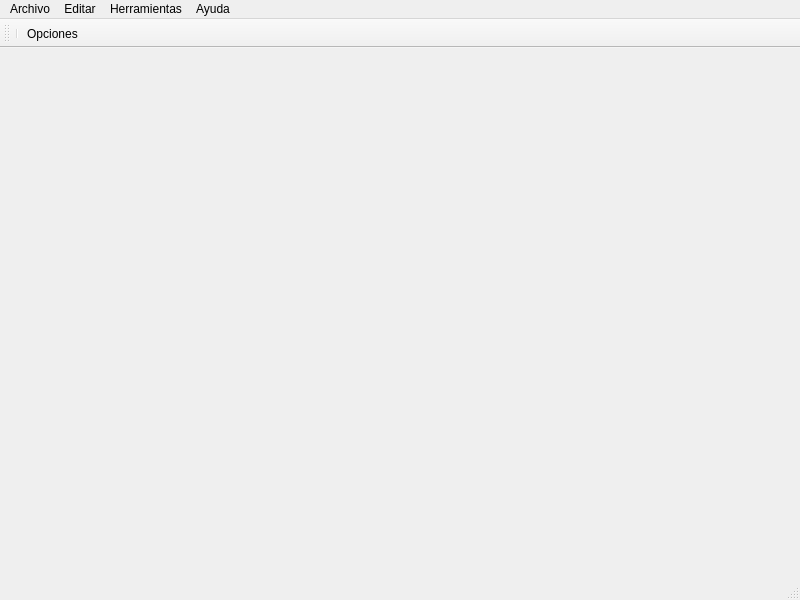
WalterCM/QuizMan, file resources/ui/MainWindow.ui: the form before one commit.
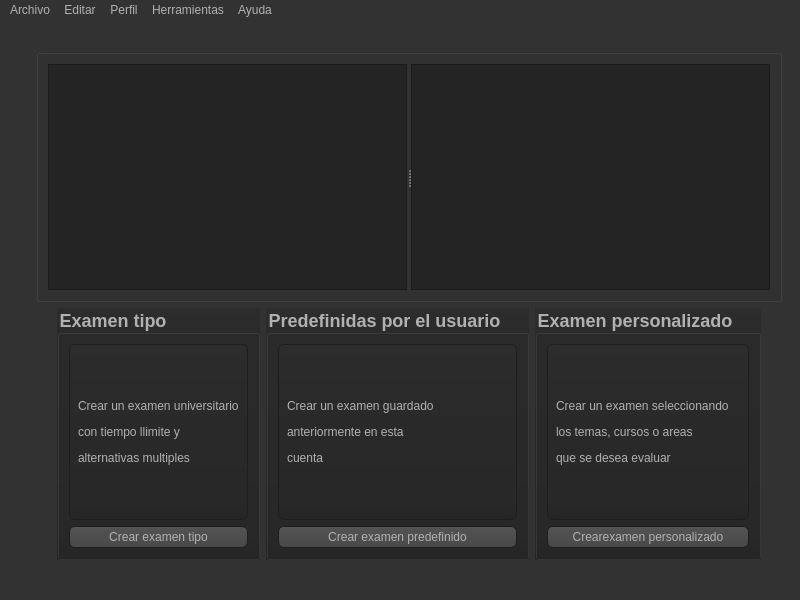
The form after the commit. Icons and pictures are not drawn.

Commit message: Changed the ui style and added question class

Diff of the .ui file:
```diff
--- a/resources/ui/MainWindow.ui
+++ b/resources/ui/MainWindow.ui
@@ -16,7 +16,691 @@
   <property name="autoFillBackground">
    <bool>false</bool>
   </property>
-  <widget class="QWidget" name="centralwidget"/>
+  <property name="styleSheet">
+   <string notr="true">QToolTip
+{
+     border: 1px solid black;
+     background-color: #ffa02f;
+     padding: 1px;
+     border-radius: 3px;
+     opacity: 100;
+}
+
+QWidget
+{
+    color: #b1b1b1;
+    background-color: #323232;
+}
+
+QWidget:item:hover
+{
+    background-color: QLinearGradient( x1: 0, y1: 0, x2: 0, y2: 1, stop: 0 #ffa02f, stop: 1 #ca0619);
+    color: #000000;
+}
+
+QWidget:item:selected
+{
+    background-color: QLinearGradient( x1: 0, y1: 0, x2: 0, y2: 1, stop: 0 #ffa02f, stop: 1 #d7801a);
+}
+
+QMenuBar::item
+{
+    background: transparent;
+}
+
+QMenuBar::item:selected
+{
+    background: transparent;
+    border: 1px solid #ffaa00;
+}
+
+QMenuBar::item:pressed
+{
+    background: #444;
+    border: 1px solid #000;
+    background-color: QLinearGradient(
+        x1:0, y1:0,
+        x2:0, y2:1,
+        stop:1 #212121,
+        stop:0.4 #343434/*,
+        stop:0.2 #343434,
+        stop:0.1 #ffaa00*/
+    );
+    margin-bottom:-1px;
+    padding-bottom:1px;
+}
+
+QMenu
+{
+    border: 1px solid #000;
+}
+
+QMenu::item
+{
+    padding: 2px 20px 2px 20px;
+}
+
+QMenu::item:selected
+{
+    color: #000000;
+}
+
+QWidget:disabled
+{
+    color: #404040;
+    background-color: #323232;
+}
+
+QAbstractItemView
+{
+    background-color: QLinearGradient( x1: 0, y1: 0, x2: 0, y2: 1, stop: 0 #4d4d4d, stop: 0.1 #646464, stop: 1 #5d5d5d);
+}
+
+QWidget:focus
+{
+    /*border: 2px solid QLinearGradient( x1: 0, y1: 0, x2: 0, y2: 1, stop: 0 #ffa02f, stop: 1 #d7801a);*/
+}
+
+QLineEdit
+{
+    background-color: QLinearGradient( x1: 0, y1: 0, x2: 0, y2: 1, stop: 0 #4d4d4d, stop: 0 #646464, stop: 1 #5d5d5d);
+    padding: 1px;
+    border-style: solid;
+    border: 1px solid #1e1e1e;
+    border-radius: 5;
+}
+
+QPushButton
+{
+    color: #b1b1b1;
+    background-color: QLinearGradient( x1: 0, y1: 0, x2: 0, y2: 1, stop: 0 #565656, stop: 0.1 #525252, stop: 0.5 #4e4e4e, stop: 0.9 #4a4a4a, stop: 1 #464646);
+    border-width: 1px;
+    border-color: #1e1e1e;
+    border-style: solid;
+    border-radius: 6;
+    padding: 3px;
+    font-size: 12px;
+    padding-left: 5px;
+    padding-right: 5px;
+}
+
+QPushButton:pressed
+{
+    background-color: QLinearGradient( x1: 0, y1: 0, x2: 0, y2: 1, stop: 0 #2d2d2d, stop: 0.1 #2b2b2b, stop: 0.5 #292929, stop: 0.9 #282828, stop: 1 #252525);
+}
+
+QComboBox
+{
+    selection-background-color: #ffaa00;
+    background-color: QLinearGradient( x1: 0, y1: 0, x2: 0, y2: 1, stop: 0 #565656, stop: 0.1 #525252, stop: 0.5 #4e4e4e, stop: 0.9 #4a4a4a, stop: 1 #464646);
+    border-style: solid;
+    border: 1px solid #1e1e1e;
+    border-radius: 5;
+}
+
+QComboBox:hover,QPushButton:hover
+{
+    border: 2px solid QLinearGradient( x1: 0, y1: 0, x2: 0, y2: 1, stop: 0 #ffa02f, stop: 1 #d7801a);
+}
+
+QComboBox:on
+{
+    padding-top: 3px;
+    padding-left: 4px;
+    background-color: QLinearGradient( x1: 0, y1: 0, x2: 0, y2: 1, stop: 0 #2d2d2d, stop: 0.1 #2b2b2b, stop: 0.5 #292929, stop: 0.9 #282828, stop: 1 #252525);
+    selection-background-color: #ffaa00;
+}
+
+QComboBox QAbstractItemView
+{
+    border: 2px solid darkgray;
+    selection-background-color: QLinearGradient( x1: 0, y1: 0, x2: 0, y2: 1, stop: 0 #ffa02f, stop: 1 #d7801a);
+}
+
+QComboBox::drop-down
+{
+     subcontrol-origin: padding;
+     subcontrol-position: top right;
+     width: 15px;
+
+     border-left-width: 0px;
+     border-left-color: darkgray;
+     border-left-style: solid; /* just a single line */
+     border-top-right-radius: 3px; /* same radius as the QComboBox */
+     border-bottom-right-radius: 3px;
+ }
+
+QComboBox::down-arrow
+{
+     image: url(:/down_arrow.png);
+}
+
+QGroupBox:focus
+{
+border: 2px solid QLinearGradient( x1: 0, y1: 0, x2: 0, y2: 1, stop: 0 #ffa02f, stop: 1 #d7801a);
+}
+
+QTextEdit:focus
+{
+    border: 2px solid QLinearGradient( x1: 0, y1: 0, x2: 0, y2: 1, stop: 0 #ffa02f, stop: 1 #d7801a);
+}
+
+QScrollBar:horizontal {
+     border: 1px solid #222222;
+     background: QLinearGradient( x1: 0, y1: 0, x2: 0, y2: 1, stop: 0.0 #121212, stop: 0.2 #282828, stop: 1 #484848);
+     height: 7px;
+     margin: 0px 16px 0 16px;
+}
+
+QScrollBar::handle:horizontal
+{
+      background: QLinearGradient( x1: 0, y1: 0, x2: 1, y2: 0, stop: 0 #ffa02f, stop: 0.5 #d7801a, stop: 1 #ffa02f);
+      min-height: 20px;
+      border-radius: 2px;
+}
+
+QScrollBar::add-line:horizontal {
+      border: 1px solid #1b1b19;
+      border-radius: 2px;
+      background: QLinearGradient( x1: 0, y1: 0, x2: 1, y2: 0, stop: 0 #ffa02f, stop: 1 #d7801a);
+      width: 14px;
+      subcontrol-position: right;
+      subcontrol-origin: margin;
+}
+
+QScrollBar::sub-line:horizontal {
+      border: 1px solid #1b1b19;
+      border-radius: 2px;
+      background: QLinearGradient( x1: 0, y1: 0, x2: 1, y2: 0, stop: 0 #ffa02f, stop: 1 #d7801a);
+      width: 14px;
+     subcontrol-position: left;
+     subcontrol-origin: margin;
+}
+
+QScrollBar::right-arrow:horizontal, QScrollBar::left-arrow:horizontal
+{
+      border: 1px solid black;
+      width: 1px;
+      height: 1px;
+      background: white;
+}
+
+QScrollBar::add-page:horizontal, QScrollBar::sub-page:horizontal
+{
+      background: none;
+}
+
+QScrollBar:vertical
+{
+      background: QLinearGradient( x1: 0, y1: 0, x2: 1, y2: 0, stop: 0.0 #121212, stop: 0.2 #282828, stop: 1 #484848);
+      width: 7px;
+      margin: 16px 0 16px 0;
+      border: 1px solid #222222;
+}
+
+QScrollBar::handle:vertical
+{
+      background: QLinearGradient( x1: 0, y1: 0, x2: 0, y2: 1, stop: 0 #ffa02f, stop: 0.5 #d7801a, stop: 1 #ffa02f);
+      min-height: 20px;
+      border-radius: 2px;
+}
+
+QScrollBar::add-line:vertical
+{
+      border: 1px solid #1b1b19;
+      border-radius: 2px;
+      background: QLinearGradient( x1: 0, y1: 0, x2: 0, y2: 1, stop: 0 #ffa02f, stop: 1 #d7801a);
+      height: 14px;
+      subcontrol-position: bottom;
+      subcontrol-origin: margin;
+}
+
+QScrollBar::sub-line:vertical
+{
+      border: 1px solid #1b1b19;
+      border-radius: 2px;
+      background: QLinearGradient( x1: 0, y1: 0, x2: 0, y2: 1, stop: 0 #d7801a, stop: 1 #ffa02f);
+      height: 14px;
+      subcontrol-position: top;
+      subcontrol-origin: margin;
+}
+
+QScrollBar::up-arrow:vertical, QScrollBar::down-arrow:vertical
+{
+      border: 1px solid black;
+      width: 1px;
+      height: 1px;
+      background: white;
+}
+
+
+QScrollBar::add-page:vertical, QScrollBar::sub-page:vertical
+{
+      background: none;
+}
+
+QTextEdit
+{
+    background-color: #242424;
+}
+
+QPlainTextEdit
+{
+    background-color: #242424;
+}
+
+QHeaderView::section
+{
+    background-color: QLinearGradient(x1:0, y1:0, x2:0, y2:1, stop:0 #616161, stop: 0.5 #505050, stop: 0.6 #434343, stop:1 #656565);
+    color: white;
+    padding-left: 4px;
+    border: 1px solid #6c6c6c;
+}
+
+QCheckBox:disabled
+{
+color: #414141;
+}
+
+QDockWidget::title
+{
+    text-align: center;
+    spacing: 3px; /* spacing between items in the tool bar */
+    background-color: QLinearGradient(x1:0, y1:0, x2:0, y2:1, stop:0 #323232, stop: 0.5 #242424, stop:1 #323232);
+}
+
+QDockWidget::close-button, QDockWidget::float-button
+{
+    text-align: center;
+    spacing: 1px; /* spacing between items in the tool bar */
+    background-color: QLinearGradient(x1:0, y1:0, x2:0, y2:1, stop:0 #323232, stop: 0.5 #242424, stop:1 #323232);
+}
+
+QDockWidget::close-button:hover, QDockWidget::float-button:hover
+{
+    background: #242424;
+}
+
+QDockWidget::close-button:pressed, QDockWidget::float-button:pressed
+{
+    padding: 1px -1px -1px 1px;
+}
+
+QMainWindow::separator
+{
+    background-color: QLinearGradient(x1:0, y1:0, x2:0, y2:1, stop:0 #161616, stop: 0.5 #151515, stop: 0.6 #212121, stop:1 #343434);
+    color: white;
+    padding-left: 4px;
+    border: 1px solid #4c4c4c;
+    spacing: 3px; /* spacing between items in the tool bar */
+}
+
+QMainWindow::separator:hover
+{
+
+    background-color: QLinearGradient(x1:0, y1:0, x2:0, y2:1, stop:0 #d7801a, stop:0.5 #b56c17 stop:1 #ffa02f);
+    color: white;
+    padding-left: 4px;
+    border: 1px solid #6c6c6c;
+    spacing: 3px; /* spacing between items in the tool bar */
+}
+
+QToolBar::handle
+{
+     spacing: 3px; /* spacing between items in the tool bar */
+     background: url(:/images/handle.png);
+}
+
+QMenu::separator
+{
+    height: 2px;
+    background-color: QLinearGradient(x1:0, y1:0, x2:0, y2:1, stop:0 #161616, stop: 0.5 #151515, stop: 0.6 #212121, stop:1 #343434);
+    color: white;
+    padding-left: 4px;
+    margin-left: 10px;
+    margin-right: 5px;
+}
+
+QProgressBar
+{
+    border: 2px solid grey;
+    border-radius: 5px;
+    text-align: center;
+}
+
+QProgressBar::chunk
+{
+    background-color: #d7801a;
+    width: 2.15px;
+    margin: 0.5px;
+}
+
+QTabBar::tab {
+    color: #b1b1b1;
+    border: 1px solid #444;
+    border-bottom-style: none;
+    background-color: #323232;
+    padding-left: 10px;
+    padding-right: 10px;
+    padding-top: 3px;
+    padding-bottom: 2px;
+    margin-right: -1px;
+}
+
+QTabWidget::pane {
+    border: 1px solid #444;
+    top: 1px;
+}
+
+QTabBar::tab:last
+{
+    margin-right: 0; /* the last selected tab has nothing to overlap with on the right */
+    border-top-right-radius: 3px;
+}
+
+QTabBar::tab:first:!selected
+{
+ margin-left: 0px; /* the last selected tab has nothing to overlap with on the right */
+
+
+    border-top-left-radius: 3px;
+}
+
+QTabBar::tab:!selected
+{
+    color: #b1b1b1;
+    border-bottom-style: solid;
+    margin-top: 3px;
+    background-color: QLinearGradient(x1:0, y1:0, x2:0, y2:1, stop:1 #212121, stop:.4 #343434);
+}
+
+QTabBar::tab:selected
+{
+    border-top-left-radius: 3px;
+    border-top-right-radius: 3px;
+    margin-bottom: 0px;
+}
+
+QTabBar::tab:!selected:hover
+{
+    /*border-top: 2px solid #ffaa00;
+    padding-bottom: 3px;*/
+    border-top-left-radius: 3px;
+    border-top-right-radius: 3px;
+    background-color: QLinearGradient(x1:0, y1:0, x2:0, y2:1, stop:1 #212121, stop:0.4 #343434, stop:0.2 #343434, stop:0.1 #ffaa00);
+}
+
+QRadioButton::indicator:checked, QRadioButton::indicator:unchecked{
+    color: #b1b1b1;
+    background-color: #323232;
+    border: 1px solid #b1b1b1;
+    border-radius: 6px;
+}
+
+QRadioButton::indicator:checked
+{
+    background-color: qradialgradient(
+        cx: 0.5, cy: 0.5,
+        fx: 0.5, fy: 0.5,
+        radius: 1.0,
+        stop: 0.25 #ffaa00,
+        stop: 0.3 #323232
+    );
+}
+
+QCheckBox::indicator{
+    color: #b1b1b1;
+    background-color: #323232;
+    border: 1px solid #b1b1b1;
+    width: 9px;
+    height: 9px;
+}
+
+QRadioButton::indicator
+{
+    border-radius: 6px;
+}
+
+QRadioButton::indicator:hover, QCheckBox::indicator:hover
+{
+    border: 1px solid #ffaa00;
+}
+
+QCheckBox::indicator:checked
+{
+    image:url(:/images/checkbox.png);
+}
+
+QCheckBox::indicator:disabled, QRadioButton::indicator:disabled
+{
+    border: 1px solid #444;
+}</string>
+  </property>
+  <widget class="QWidget" name="centralwidget">
+   <layout class="QGridLayout" name="gridLayout_3">
+    <item row="0" column="0" rowspan="2" colspan="2">
+     <layout class="QHBoxLayout" name="horizontalLayout_3"/>
+    </item>
+    <item row="1" column="1" rowspan="3" colspan="3">
+     <layout class="QHBoxLayout" name="horizontalLayout_4"/>
+    </item>
+    <item row="2" column="2" rowspan="2" colspan="2">
+     <layout class="QHBoxLayout" name="horizontalLayout_2"/>
+    </item>
+    <item row="3" column="3">
+     <widget class="QStackedWidget" name="stackedWidget">
+      <property name="styleSheet">
+       <string notr="true"/>
+      </property>
+      <widget class="QWidget" name="MainPage">
+       <property name="styleSheet">
+        <string notr="true">QGroupBox  { 
+	 font-size: 18px;
+     font-weight: bold;
+ } 
+
+</string>
+       </property>
+       <layout class="QGridLayout" name="gridLayout">
+        <item row="0" column="0">
+         <layout class="QVBoxLayout" name="verticalLayout">
+          <item>
+           <widget class="QGroupBox" name="groupSummary">
+            <property name="minimumSize">
+             <size>
+              <width>0</width>
+              <height>0</height>
+             </size>
+            </property>
+            <property name="title">
+             <string/>
+            </property>
+            <layout class="QGridLayout" name="gridLayout_2">
+             <item row="0" column="0">
+              <layout class="QVBoxLayout" name="verticalLayout_3">
+               <item>
+                <widget class="QSplitter" name="splitter">
+                 <property name="orientation">
+                  <enum>Qt::Horizontal</enum>
+                 </property>
+                 <widget class="QTextBrowser" name="summaryReport"/>
+                 <widget class="QTextBrowser" name="summaryHistory"/>
+                </widget>
+               </item>
+              </layout>
+             </item>
+            </layout>
+           </widget>
+          </item>
+          <item>
+           <layout class="QHBoxLayout" name="horizontalLayout_5">
+            <item>
+             <spacer name="horizontalSpacer">
+              <property name="orientation">
+               <enum>Qt::Horizontal</enum>
+              </property>
+              <property name="sizeHint" stdset="0">
+               <size>
+                <width>40</width>
+                <height>20</height>
+               </size>
+              </property>
+             </spacer>
+            </item>
+            <item>
+             <layout class="QHBoxLayout" name="horizontalLayout">
+              <item>
+               <widget class="QGroupBox" name="groupExam">
+                <property name="styleSheet">
+                 <string notr="true">QGroupBox {
+	    background-color: QLinearGradient( x1: 0, y1: 0, x2: 0, y2: 1, stop: 0 #2d2d2d, stop: 0.1 #2b2b2b, stop: 0.5 #292929, stop: 0.9 #282828, stop: 1 #252525);
+}
+
+QLabel {
+    background-color: QLinearGradient( x1: 0, y1: 0, x2: 0, y2: 1, stop: 0 #2d2d2d, stop: 0.1 #2b2b2b, stop: 0.5 #292929, stop: 0.9 #282828, stop: 1 #252525);
+border-width: 1px;
+    border-color: #1e1e1e;
+    border-style: solid;
+    border-radius: 6;
+    padding: 3px;
+    font-size: 12px;
+    padding-left: 5px;
+    padding-right: 5px;
+}</string>
+                </property>
+                <property name="title">
+                 <string>Examen tipo</string>
+                </property>
+                <layout class="QGridLayout" name="gridLayout_4">
+                 <item row="0" column="0">
+                  <widget class="QLabel" name="label">
+                   <property name="text">
+                    <string>&lt;html&gt;&lt;head/&gt;&lt;body&gt;&lt;p&gt;Crear un examen universitario&lt;/p&gt;&lt;p&gt;con tiempo llimite y &lt;/p&gt;&lt;p&gt;alternativas multiples&lt;/p&gt;&lt;/body&gt;&lt;/html&gt;</string>
+                   </property>
+                  </widget>
+                 </item>
+                 <item row="1" column="0">
+                  <widget class="QPushButton" name="pushButton">
+                   <property name="text">
+                    <string>Crear examen tipo</string>
+                   </property>
+                  </widget>
+                 </item>
+                </layout>
+                <zorder>label</zorder>
+                <zorder>groupSummary</zorder>
+                <zorder>pushButton</zorder>
+               </widget>
+              </item>
+              <item>
+               <widget class="QGroupBox" name="groupSavedCustm">
+                <property name="styleSheet">
+                 <string notr="true">QGroupBox {
+	    background-color: QLinearGradient( x1: 0, y1: 0, x2: 0, y2: 1, stop: 0 #2d2d2d, stop: 0.1 #2b2b2b, stop: 0.5 #292929, stop: 0.9 #282828, stop: 1 #252525);
+}
+
+QLabel {
+    background-color: QLinearGradient( x1: 0, y1: 0, x2: 0, y2: 1, stop: 0 #2d2d2d, stop: 0.1 #2b2b2b, stop: 0.5 #292929, stop: 0.9 #282828, stop: 1 #252525);
+border-width: 1px;
+    border-color: #1e1e1e;
+    border-style: solid;
+    border-radius: 6;
+    padding: 3px;
+    font-size: 12px;
+    padding-left: 5px;
+    padding-right: 5px;
+}</string>
+                </property>
+                <property name="title">
+                 <string>Predefinidas por el usuario</string>
+                </property>
+                <layout class="QGridLayout" name="gridLayout_5">
+                 <item row="0" column="0">
+                  <widget class="QLabel" name="label_2">
+                   <property name="text">
+                    <string>&lt;html&gt;&lt;head/&gt;&lt;body&gt;&lt;p&gt;Crear un examen guardado&lt;/p&gt;&lt;p&gt;anteriormente en esta&lt;/p&gt;&lt;p&gt;cuenta&lt;/p&gt;&lt;/body&gt;&lt;/html&gt;</string>
+                   </property>
+                  </widget>
+                 </item>
+                 <item row="1" column="0">
+                  <widget class="QPushButton" name="pushButton_2">
+                   <property name="text">
+                    <string>Crear examen predefinido</string>
+                   </property>
+                  </widget>
+                 </item>
+                </layout>
+               </widget>
+              </item>
+              <item>
+               <widget class="QGroupBox" name="groupCustom">
+                <property name="styleSheet">
+                 <string notr="true">QGroupBox {
+	    background-color: QLinearGradient( x1: 0, y1: 0, x2: 0, y2: 1, stop: 0 #2d2d2d, stop: 0.1 #2b2b2b, stop: 0.5 #292929, stop: 0.9 #282828, stop: 1 #252525);
+}
+
+QLabel {
+    background-color: QLinearGradient( x1: 0, y1: 0, x2: 0, y2: 1, stop: 0 #2d2d2d, stop: 0.1 #2b2b2b, stop: 0.5 #292929, stop: 0.9 #282828, stop: 1 #252525);
+border-width: 1px;
+    border-color: #1e1e1e;
+    border-style: solid;
+    border-radius: 6;
+    padding: 3px;
+    font-size: 12px;
+    padding-left: 5px;
+    padding-right: 5px;
+}</string>
+                </property>
+                <property name="title">
+                 <string>Examen personalizado</string>
+                </property>
+                <layout class="QGridLayout" name="gridLayout_6">
+                 <item row="0" column="0">
+                  <widget class="QLabel" name="label_3">
+                   <property name="text">
+                    <string>&lt;html&gt;&lt;head/&gt;&lt;body&gt;&lt;p&gt;Crear un examen seleccionando&lt;/p&gt;&lt;p&gt;los temas, cursos o areas&lt;/p&gt;&lt;p&gt;que se desea evaluar&lt;/p&gt;&lt;/body&gt;&lt;/html&gt;</string>
+                   </property>
+                  </widget>
+                 </item>
+                 <item row="1" column="0">
+                  <widget class="QPushButton" name="pushButton_3">
+                   <property name="text">
+                    <string>Crearexamen personalizado</string>
+                   </property>
+                  </widget>
+                 </item>
+                </layout>
+                <zorder>label_3</zorder>
+                <zorder>groupSummary</zorder>
+                <zorder>pushButton_3</zorder>
+               </widget>
+              </item>
+             </layout>
+            </item>
+            <item>
+             <spacer name="horizontalSpacer_2">
+              <property name="orientation">
+               <enum>Qt::Horizontal</enum>
+              </property>
+              <property name="sizeHint" stdset="0">
+               <size>
+                <width>40</width>
+                <height>20</height>
+               </size>
+              </property>
+             </spacer>
+            </item>
+           </layout>
+          </item>
+         </layout>
+        </item>
+       </layout>
+      </widget>
+      <widget class="QWidget" name="ExaemPage"/>
+     </widget>
+    </item>
+   </layout>
+  </widget>
   <widget class="QMenuBar" name="menubar">
    <property name="geometry">
     <rect>
@@ -69,25 +753,21 @@
     <addaction name="actionQuizManEditor"/>
     <addaction name="actionOptions"/>
    </widget>
+   <widget class="QMenu" name="menuPerfil_2">
+    <property name="title">
+     <string>Perfil</string>
+    </property>
+    <addaction name="actionHistorial_de_examenes_2"/>
+    <addaction name="actionReportes_2"/>
+    <addaction name="actionModificar_perfil"/>
+   </widget>
    <addaction name="menuFile"/>
    <addaction name="menuEdit"/>
+   <addaction name="menuPerfil_2"/>
    <addaction name="menuHerramientas"/>
    <addaction name="menuHelp"/>
   </widget>
   <widget class="QStatusBar" name="statusbar"/>
-  <widget class="QToolBar" name="toolBar">
-   <property name="windowTitle">
-    <string>toolBar</string>
-   </property>
-   <attribute name="toolBarArea">
-    <enum>TopToolBarArea</enum>
-   </attribute>
-   <attribute name="toolBarBreak">
-    <bool>false</bool>
-   </attribute>
-   <addaction name="separator"/>
-   <addaction name="actionOptions"/>
-  </widget>
   <action name="actionAboutQuizMan">
    <property name="text">
     <string>Acerca de QuizMan</string>
```
Left out of the diff: 25 changed lines with no effect on the pictures. The commit also changes 9 other files.
